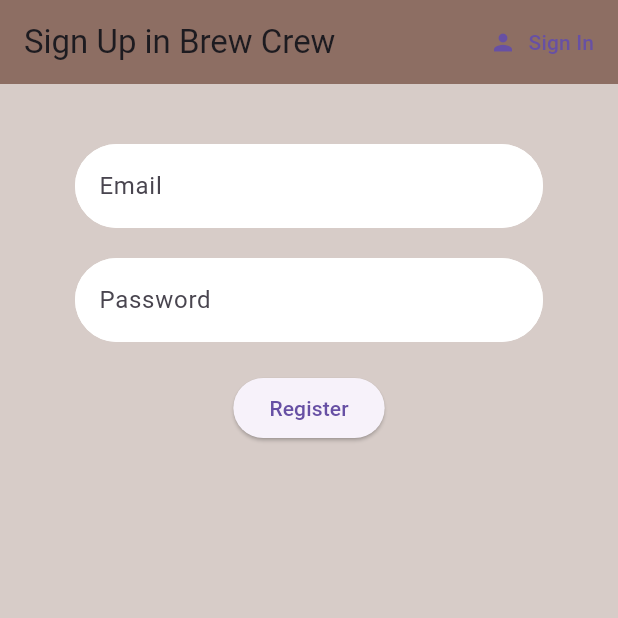
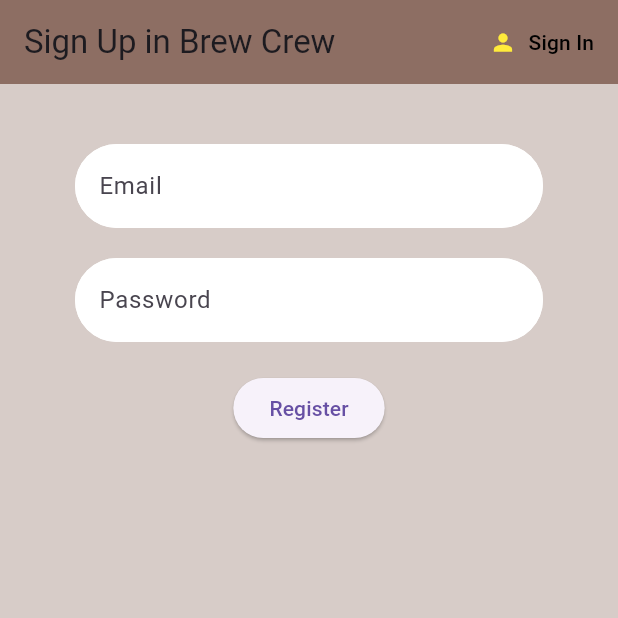
Before and after one commit to Mayankk074/brewcrew, a Flutter app: the screen it shows after launch, after a tap on "Sign In", after a tap on "Register", on a phone screen of 412 x 824 dp, the top half of it. Run offline on Flutter 3.47's test engine with Material 3 defaults, Android fonts, the phone set to English and light mode, and no system bars; our stand-ins replace cloud_firestore, firebase_auth, firebase_core, flutter_spinkit; accounts and stored records are empty.

Commit message:
changes in authenticate screen

```diff
--- a/lib/screens/authenticate/register.dart
+++ b/lib/screens/authenticate/register.dart
@@ -31,11 +31,19 @@ class _RegisterState extends State<Register> {
         title: Text('Sign Up in Brew Crew'),
         actions: [
           TextButton.icon(
-            icon: Icon(Icons.person),
+            icon: Icon(
+              Icons.person,
+              color: Colors.yellow,
+            ),
             onPressed: (){
               widget.toggleView!();
             },
-            label: Text('Sign In'),
+            label: Text(
+              'Sign In',
+              style: TextStyle(
+                color: Colors.black,
+              ),
+            ),
           )
         ],
       ),
--- a/lib/screens/authenticate/sign_In.dart
+++ b/lib/screens/authenticate/sign_In.dart
@@ -32,11 +32,19 @@ class _SignINState extends State<SignIN> {
         title: Text('Sign In in Brew Crew'),
         actions: [
           TextButton.icon(
-            icon: Icon(Icons.person),
+            icon: Icon(
+              Icons.person,
+              color: Colors.yellow,
+            ),
             onPressed: (){
               widget.toggleView!();
             },
-            label: Text('Register'),
+            label: Text(
+              'Register',
+              style: TextStyle(
+                color: Colors.black,
+              ),
+            ),
           )
         ],
       ),
```
